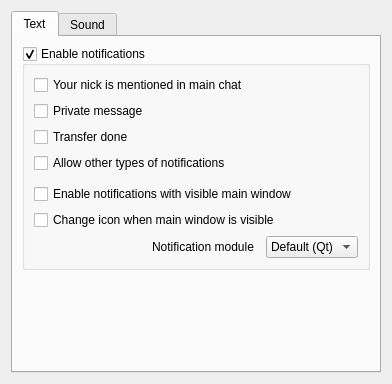
Qt form eiskaltdcpp/ui/UISettingsNotification.ui (eiskaltdcpp/eiskaltdcpp) before a commit.
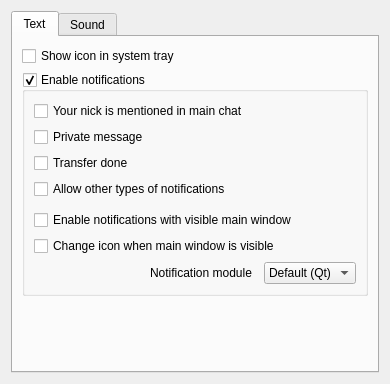
The same form after that commit.

```diff
--- a/eiskaltdcpp/ui/UISettingsNotification.ui
+++ b/eiskaltdcpp/ui/UISettingsNotification.ui
@@ -6,8 +6,8 @@
    <rect>
     <x>0</x>
     <y>0</y>
-    <width>392</width>
-    <height>317</height>
+    <width>390</width>
+    <height>315</height>
    </rect>
   </property>
   <property name="windowTitle">
@@ -24,7 +24,7 @@
        <string>Text</string>
       </attribute>
       <layout class="QGridLayout" name="gridLayout_3">
-       <item row="0" column="0">
+       <item row="1" column="0">
         <widget class="QGroupBox" name="groupBox">
          <property name="title">
           <string>Enable notifications</string>
@@ -128,7 +128,7 @@
          </layout>
         </widget>
        </item>
-       <item row="1" column="0">
+       <item row="2" column="0">
         <spacer name="verticalSpacer">
          <property name="orientation">
           <enum>Qt::Vertical</enum>
@@ -141,6 +141,13 @@
          </property>
         </spacer>
        </item>
+       <item row="0" column="0">
+        <widget class="QCheckBox" name="checkBox_TRAY">
+         <property name="text">
+          <string>Show icon in system tray</string>
+         </property>
+        </widget>
+       </item>
       </layout>
      </widget>
      <widget class="QWidget" name="tab_2">
```
